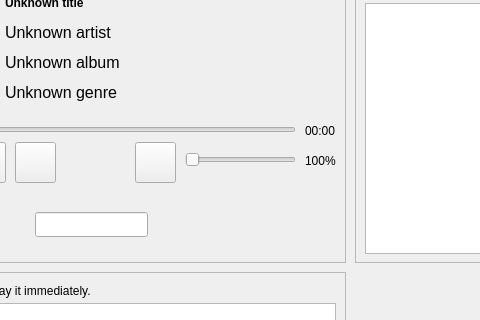
Qt form Client/remotecontroller.ui (felsocim/If-MPV) before a commit; both pictures show x 155 to 635 and y 86 to 406 of the 1044 by 740 pixel window.
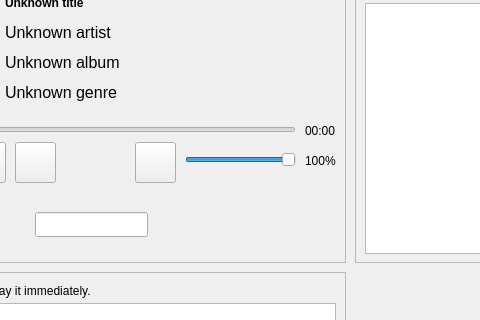
The same form after that commit. Icons and pictures are not drawn.

```diff
--- a/Client/remotecontroller.ui
+++ b/Client/remotecontroller.ui
@@ -299,6 +299,12 @@
        <height>16</height>
       </rect>
      </property>
+     <property name="maximum">
+      <number>100</number>
+     </property>
+     <property name="value">
+      <number>100</number>
+     </property>
      <property name="orientation">
       <enum>Qt::Horizontal</enum>
      </property>
```
Left out of the diff: 5 changed lines with no effect on the pictures.
